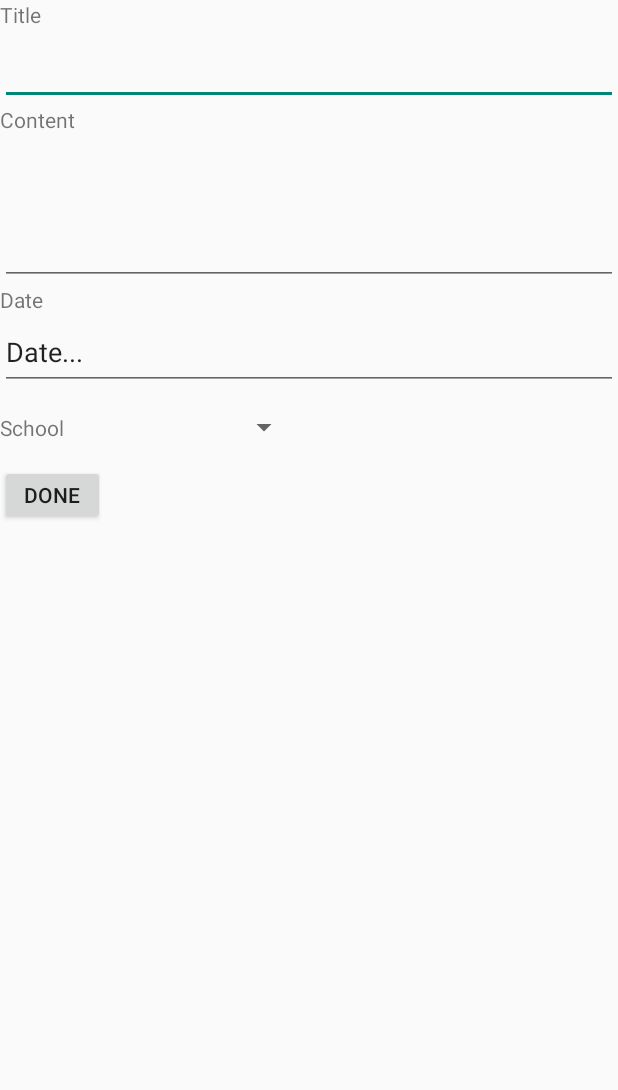
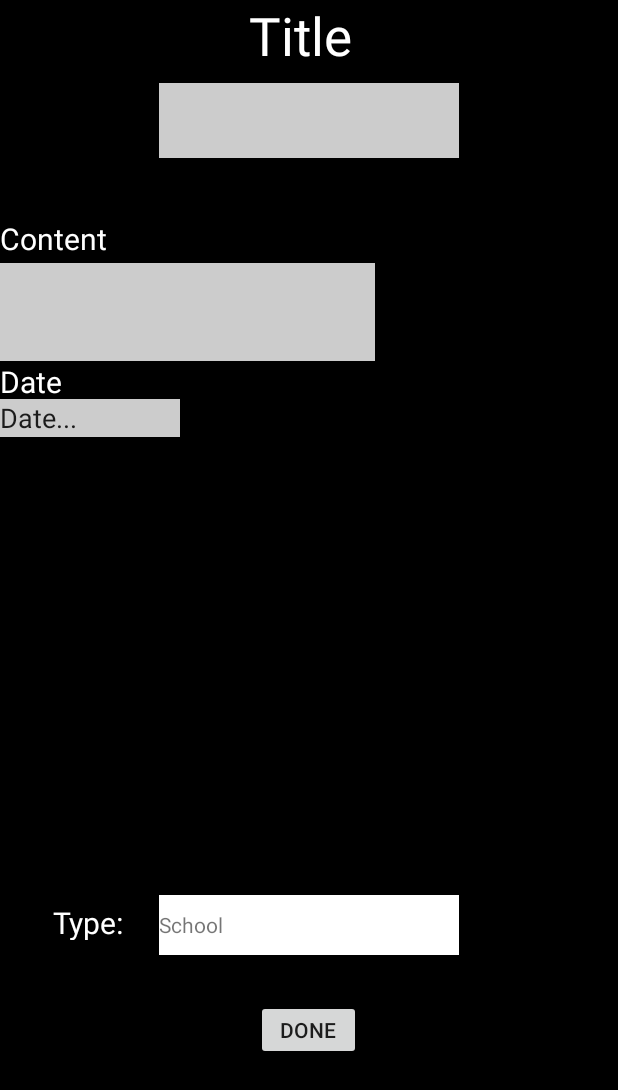
Before and after one commit to wws002/student_planner, an Android app: the EditEventActivity screen opened directly, with no data from a screen before it, on a phone screen of 412 x 824 dp. Shown: the top 1090 px of the screen. Run offline under Robolectric (Android 15) with nearby library versions, the phone set to English and light mode, and no system bars; 1 statement that could not run was skipped.

Commit message:
styled edit screen

```diff
--- a/app/src/main/res/layout/edit_note.xml
+++ b/app/src/main/res/layout/edit_note.xml
@@ -3,57 +3,86 @@
     xmlns:app="http://schemas.android.com/apk/res-auto"
     android:orientation="vertical"
     android:layout_width="match_parent"
-    android:layout_height="match_parent">
+    android:layout_height="match_parent"
+    style="@style/background">
 
     <TextView
         android:id="@+id/titleTV"
-        android:layout_width="match_parent"
-        android:layout_height="20dp"
-        android:text="Title" />
+        android:layout_width="80dp"
+        android:layout_height="55dp"
+        android:layout_gravity="center_horizontal"
+        android:text="Title"
+        style="@style/titleBar"/>
 
     <EditText
         android:id="@+id/title"
-        android:layout_width="match_parent"
-        android:layout_height="50dp" />
+        android:layout_width="200dp"
+        android:layout_height="50dp"
+        android:layout_gravity="center_horizontal"
+        app:layout_constraintTop_toBottomOf="@id/titleTV"
+        style="@style/titleText"/>
 
     <TextView
         android:id="@+id/contentTV"
         android:layout_width="match_parent"
-        android:layout_height="20dp"
-        android:text="Content"/>
+        android:layout_height="30dp"
+        android:text="Content"
+        android:translationY="40dp"
+        style="@style/contentBar"/>
 
     <EditText
         android:id="@+id/content"
-        android:layout_width="match_parent"
-        android:layout_height="100dp"/>
+        android:layout_width="250dp"
+        android:layout_height="65dp"
+        android:translationY="40dp"
+        style="@style/contentText"/>
 
     <TextView
         android:id="@+id/dateTV"
         android:layout_width="match_parent"
-        android:layout_height="20dp"
-        android:text="Date"/>
+        android:layout_height="25dp"
+        android:text="Date"
+        android:translationY="40dp"
+        style="@style/dateTitle"/>
 
     <EditText
         android:id="@+id/date"
-        android:layout_width="match_parent"
-        android:layout_height="50dp"
+        android:layout_width="120dp"
+        android:layout_height="25dp"
         android:clickable="true"
         android:ems="10"
         android:onClick="onClick"
         android:editable="false"
         android:text="Date..."
-/>
+        android:translationY="40dp"
+        style="@style/dateSelection"/>
+
+
+    <TextView
+        android:id="@+id/typeTitle"
+        android:layout_width="match_parent"
+        android:layout_height="25dp"
+        android:layout_gravity="center_horizontal"
+        android:text="Type:"
+        android:translationY="350dp"
+        android:translationX="35dp"
+        style="@style/dateTitle"/>
 
     <Spinner
         android:id="@+id/noteTypeSpinner"
         android:layout_width="200dp"
-        android:layout_height="50dp"/>
+        android:layout_height="40dp"
+        android:layout_gravity="center_horizontal"
+        android:translationY="320dp"
+        style="@style/spinner"/>
 
     <Button
         android:id="@+id/done"
         android:layout_width="70dp"
         android:layout_height="40dp"
         android:onClick="onClick"
+        android:layout_gravity="center_horizontal"
+        android:translationY="350dp"
         android:text="done"/>
 
 </LinearLayout>
--- a/app/src/main/res/values/styles.xml
+++ b/app/src/main/res/values/styles.xml
@@ -8,4 +8,39 @@
         <item name="colorAccent">@color/colorAccent</item>
     </style>
 
+    <style name="background">
+        <item name="android:background">#000000</item>
+    </style>
+
+    <style name="titleBar">
+        <item name="android:textSize">35sp</item>
+        <item name="android:textColor">#ffffff</item>
+    </style>
+
+    <style name="titleText">
+        <item name="android:background">#cccccc</item>
+        <item name="android:textColor">#000000</item>
+    </style>
+
+    <style name="contentBar">
+        <item name="android:textColor">#ffffff</item>
+        <item name="android:textSize">20dp</item>
+    </style>
+
+    <style name="contentText">
+        <item name="android:background">#cccccc</item>
+    </style>
+
+    <style name="dateTitle">
+        <item name="android:textColor">#ffffff</item>
+        <item name="android:textSize">20dp</item>
+    </style>
+
+    <style name="dateSelection">
+        <item name="android:background">#cccccc</item>
+    </style>
+
+    <style name="spinner">
+        <item name="android:background">#ffffff</item>
+    </style>
 </resources>
```
